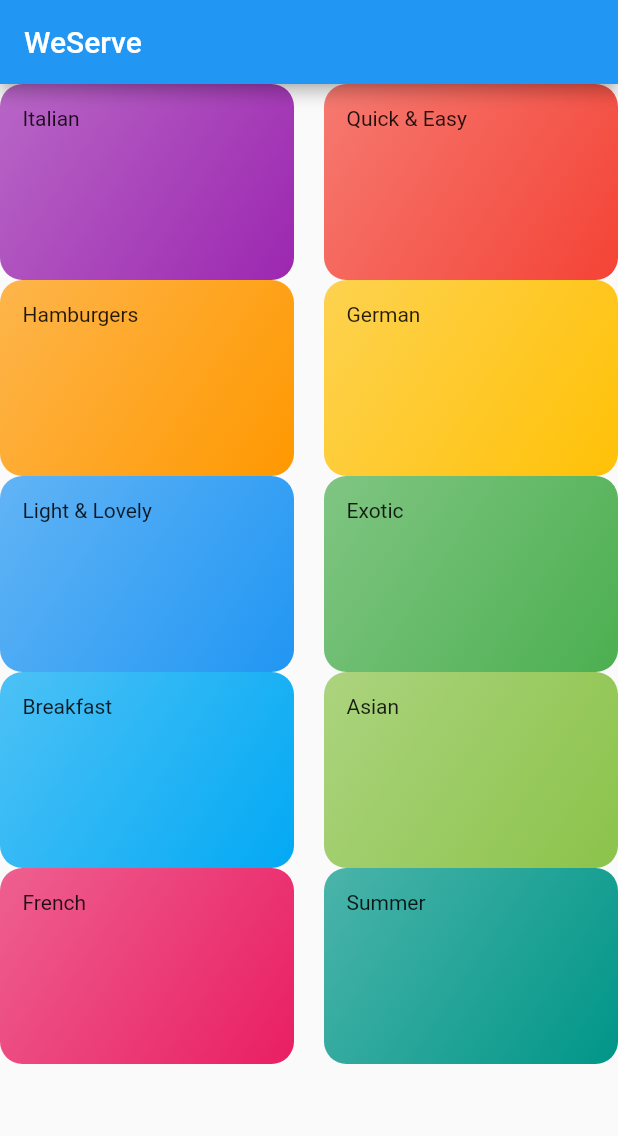
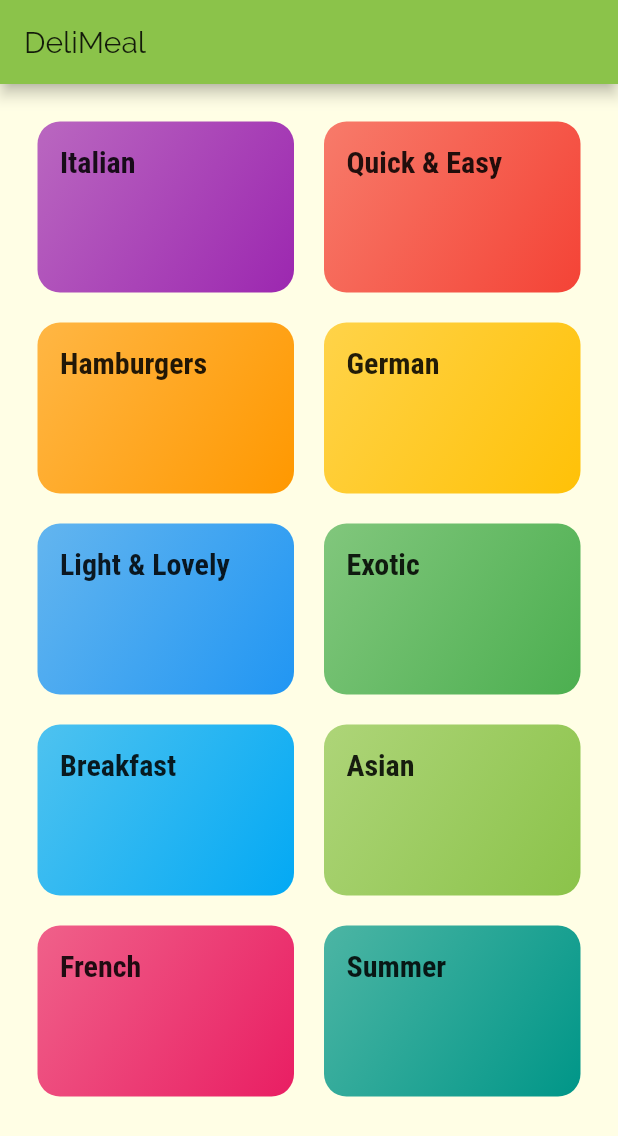
Before and after one commit to HemantSrivastava01/mealsapp, a Flutter app: the screen it shows after launch, on a phone screen of 412 x 824 dp. Shown: the top 1136 px of the screen. Run offline on Flutter 3.47's test engine with Material 2 defaults, Android fonts, the phone set to English and light mode, and no system bars.

Commit message:
Styling & Theming

```diff
--- a/lib/categories.dart
+++ b/lib/categories_screen.dart
@@ -1,4 +1,5 @@
 import 'package:flutter/material.dart';
+
 import './dummy_data.dart';
 import './category_item.dart';
 
@@ -7,19 +8,23 @@ class CategoriesScreen extends StatelessWidget {
   Widget build(BuildContext context) {
     return Scaffold(
       appBar: AppBar(
-        title: const Text('WeServe'),
+        title: const Text('DeliMeal'),
       ),
       body: GridView(
+        padding: const EdgeInsets.all(25),
         children: DUMMY_CATEGORIES
-            .map((catData) => CategoryItem(
-                  catData.title,
-                  catData.color,
-                ))
+            .map(
+              (catData) => CategoryItem(
+                catData.title,
+                catData.color,
+              ),
+            )
             .toList(),
         gridDelegate: SliverGridDelegateWithMaxCrossAxisExtent(
           maxCrossAxisExtent: 200,
           childAspectRatio: 3 / 2,
           crossAxisSpacing: 20,
+          mainAxisSpacing: 20,
         ),
       ),
     );
--- a/lib/category_item.dart
+++ b/lib/category_item.dart
@@ -5,11 +5,15 @@ class CategoryItem extends StatelessWidget {
   final Color color;
 
   CategoryItem(this.title, this.color);
+
   @override
   Widget build(BuildContext context) {
     return Container(
       padding: const EdgeInsets.all(15),
-      child: Text(title),
+      child: Text(
+        title,
+        style: Theme.of(context).textTheme.title,
+      ),
       decoration: BoxDecoration(
         gradient: LinearGradient(
           colors: [
--- a/lib/main.dart
+++ b/lib/main.dart
@@ -1,5 +1,6 @@
 import 'package:flutter/material.dart';
-import './categories.dart';
+
+import './categories_screen.dart';
 
 void main() => runApp(MyApp());
 
@@ -7,9 +8,24 @@ class MyApp extends StatelessWidget {
   @override
   Widget build(BuildContext context) {
     return MaterialApp(
-      title: 'WeEat',
+      title: 'WeServe',
       theme: ThemeData(
-        primarySwatch: Colors.blue,
+        primarySwatch: Colors.lightGreen,
+        accentColor: Colors.amberAccent,
+        canvasColor: Color.fromRGBO(255, 254, 229, 1),
+        fontFamily: 'Raleway',
+        textTheme: ThemeData.light().textTheme.copyWith(
+            body1: TextStyle(
+              color: Color.fromRGBO(20, 51, 51, 1),
+            ),
+            body2: TextStyle(
+              color: Color.fromRGBO(20, 51, 51, 1),
+            ),
+            title: TextStyle(
+              fontSize: 20,
+              fontFamily: 'RobotoCondensed',
+              fontWeight: FontWeight.bold,
+            )),
       ),
       home: CategoriesScreen(),
     );
```
Also changed, not shown: pubspec.yaml (+17 -6 lines), assets/fonts/Raleway-Black.ttf (added), assets/fonts/Raleway-Bold.ttf (added), assets/fonts/Raleway-Regular.ttf (added), assets/fonts/RobotoCondensed-Bold.ttf (added), assets/fonts/RobotoCondensed-Italic.ttf (added), assets/fonts/RobotoCondensed-Light.ttf (added), assets/fonts/RobotoCondensed-Regular.ttf (added).
